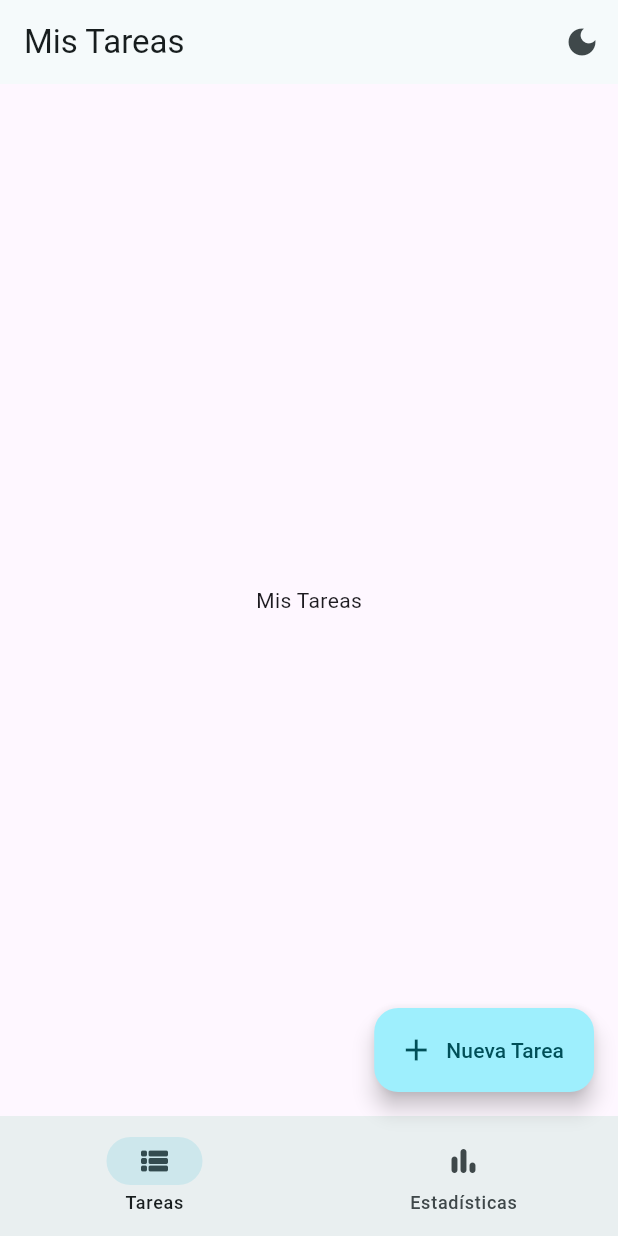
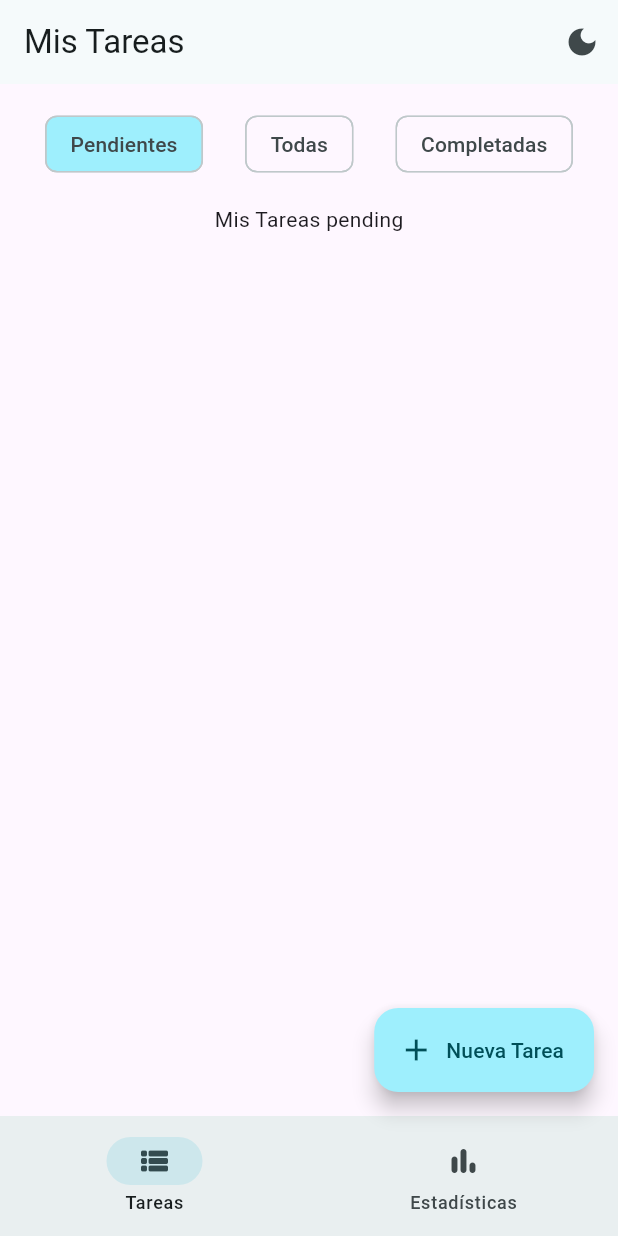
Before and after one commit to BSolPercyTomicha/todo_app, a Flutter app: the screen it shows after launch, on a phone screen of 412 x 824 dp. Run offline on Flutter 3.47's test engine with Material 3 defaults, Android fonts, the phone set to English and light mode, and no system bars; our stand-ins replace flutter_bloc.

Commit message:
ADD: Refactoring pages and developing a component with its tests for filtering

```diff
--- a/lib/app.dart
+++ b/lib/app.dart
@@ -1,9 +1,9 @@
 import 'package:flutter/material.dart';
 import 'package:flutter_bloc/flutter_bloc.dart';
-import 'features/task/pages/tasks.page.dart';
 import 'theme/presentation/bloc/theme.cubit.dart';
-import 'features/task/pages/statistics.page.dart';
-import 'features/task/pages/task_create.page.dart';
+import 'features/task/presentation/pages/tasks.page.dart';
+import 'features/task/presentation/pages/statistics.page.dart';
+import 'features/task/presentation/pages/task_create.page.dart';
 
 class MyTodoApp extends StatefulWidget {
   const MyTodoApp({super.key});
--- a/lib/features/task/pages/tasks.page.dart
+++ /dev/null
@@ -1,10 +0,0 @@
-import 'package:flutter/material.dart';
-
-class TasksPage extends StatelessWidget {
-  const TasksPage({super.key});
-
-  @override
-  Widget build(BuildContext context) {
-    return const Center(child: Text('Mis Tareas'));
-  }
-}
--- /dev/null
+++ b/lib/features/task/presentation/pages/tasks.page.dart
@@ -0,0 +1,42 @@
+import 'package:flutter/material.dart';
+import '../widget/task_filter_chips.widget.dart';
+
+enum TaskFilter {
+  pending('Pendientes'),
+  all('Todas'),
+  completed('Completadas');
+
+  const TaskFilter(this.label);
+  final String label;
+}
+
+class TasksPage extends StatefulWidget {
+  const TasksPage({super.key});
+
+  @override
+  State<TasksPage> createState() => _TasksPageState();
+}
+
+class _TasksPageState extends State<TasksPage> {
+  TaskFilter _filter = TaskFilter.pending;
+
+  void _onFilterChanged(TaskFilter filter) {
+    setState(() {
+      _filter = filter;
+    });
+  }
+
+  @override
+  Widget build(BuildContext context) {
+    return Column(
+      mainAxisAlignment: MainAxisAlignment.start,
+      children: [
+        TaskFilterChips(
+          selected: _filter,
+          onChanged: _onFilterChanged,
+        ),
+        Center(child: Text('Mis Tareas ${_filter.name}')),
+      ],
+    );
+  }
+}
--- /dev/null
+++ b/lib/features/task/presentation/widget/task_filter_chips.widget.dart
@@ -0,0 +1,37 @@
+import 'package:flutter/material.dart';
+import '../pages/tasks.page.dart';
+
+class TaskFilterChips extends StatelessWidget {
+  final TaskFilter selected;
+  final ValueChanged<TaskFilter> onChanged;
+
+  const TaskFilterChips({
+    super.key,
+    required this.selected,
+    required this.onChanged,
+  });
+
+  @override
+  Widget build(BuildContext context) {
+    return Padding(
+      padding: const EdgeInsets.all(16.0),
+      child: Row(
+        mainAxisAlignment: MainAxisAlignment.spaceAround,
+        children: [
+          ...TaskFilter.values.map((filter) {
+            return InkWell(
+              key: ValueKey('chip-$filter'),
+              highlightColor: Colors.transparent,
+              splashColor: Colors.transparent,
+              onTap: () => onChanged(filter),
+              child: Chip(
+                label: Text(filter.label),
+                backgroundColor: selected == filter ? Theme.of(context).colorScheme.primaryContainer : null,
+              ),
+            );
+          }).toList(),
+        ],
+      ),
+    );
+  }
+}
```
Also changed, not shown: lib/features/task/presentation/pages/statistics.page.dart (renamed from lib/features/task/pages/statistics.page.dart), lib/features/task/presentation/pages/task_create.page.dart (renamed from lib/features/task/pages/task_create.page.dart), 1 other file.
